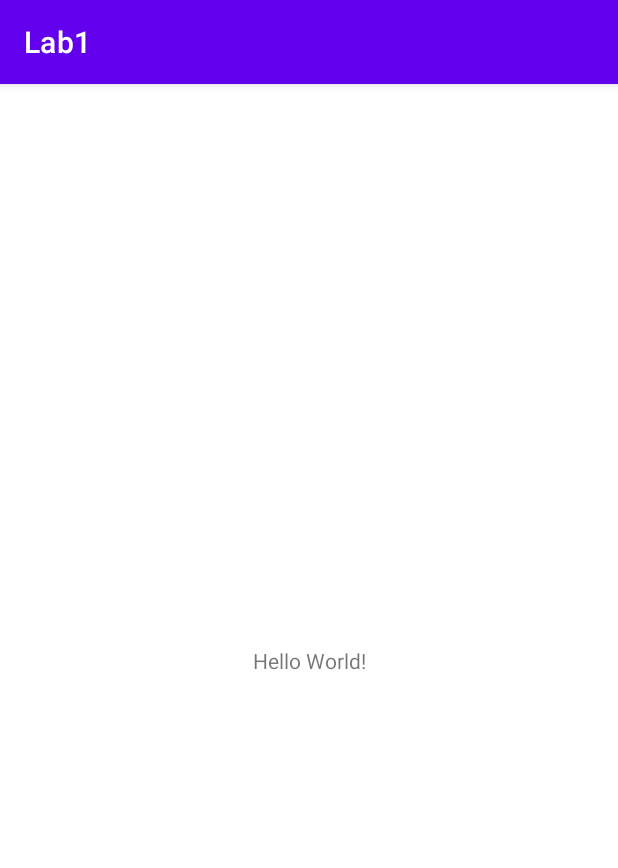
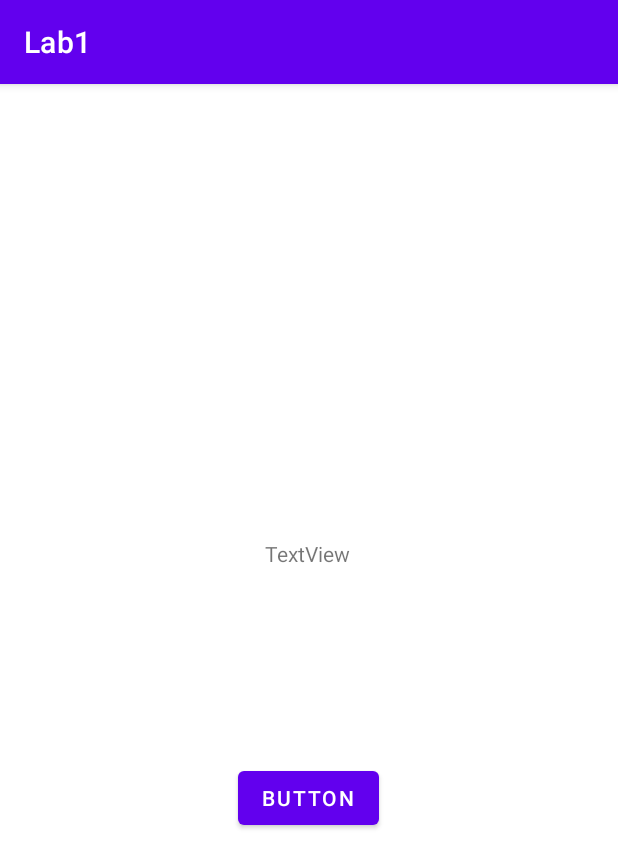
Before and after one commit to SahanPunchihewa/MAD-Lab, an Android app: the screen it shows after launch (MainActivity), on a phone screen of 412 x 824 dp. Shown: the top 868 px of the screen. Run offline under Robolectric (Android 15) with nearby library versions, the phone set to English and light mode, and no system bars.

Commit message:
Basic Android

```diff
--- a/Lab 1/app/src/main/res/layout/activity_main.xml
+++ b/Lab 1/app/src/main/res/layout/activity_main.xml
@@ -7,12 +7,28 @@
     tools:context=".MainActivity">
 
     <TextView
+        android:id="@+id/textView"
         android:layout_width="wrap_content"
         android:layout_height="wrap_content"
-        android:text="Hello World!"
+        android:text="TextView"
         app:layout_constraintBottom_toBottomOf="parent"
-        app:layout_constraintLeft_toLeftOf="parent"
-        app:layout_constraintRight_toRightOf="parent"
-        app:layout_constraintTop_toTopOf="parent" />
+        app:layout_constraintEnd_toEndOf="parent"
+        app:layout_constraintHorizontal_bias="0.498"
+        app:layout_constraintStart_toStartOf="parent"
+        app:layout_constraintTop_toTopOf="parent"
+        app:layout_constraintVertical_bias="0.405" />
 
+    <Button
+        android:id="@+id/button"
+        android:layout_width="wrap_content"
+        android:layout_height="wrap_content"
+        android:layout_marginStart="16dp"
+        android:layout_marginEnd="16dp"
+        android:text="Button"
+        app:layout_constraintBottom_toBottomOf="parent"
+        app:layout_constraintEnd_toEndOf="parent"
+        app:layout_constraintHorizontal_bias="0.498"
+        app:layout_constraintStart_toStartOf="parent"
+        app:layout_constraintTop_toTopOf="parent"
+        app:layout_constraintVertical_bias="0.628" />
 </androidx.constraintlayout.widget.ConstraintLayout>
```
